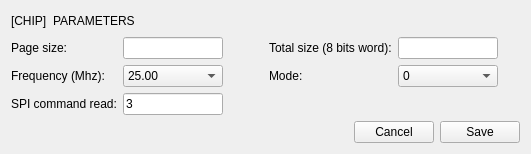
Before: the Qt Designer form gui_designer/gui_spi_settings.ui in serma-safety-security/hardsploit-gui-ruby, drawn with Qt 5.
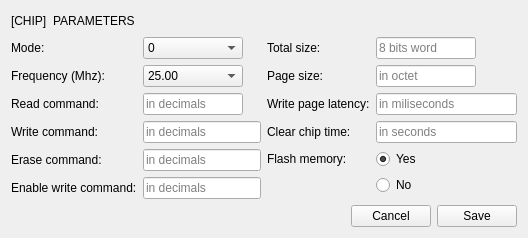
After: the same form once the commit is applied.

```diff
--- a/gui_designer/gui_spi_settings.ui
+++ b/gui_designer/gui_spi_settings.ui
@@ -6,8 +6,8 @@
    <rect>
     <x>0</x>
     <y>0</y>
-    <width>531</width>
-    <height>154</height>
+    <width>528</width>
+    <height>237</height>
    </rect>
   </property>
   <property name="windowTitle">
@@ -49,14 +49,14 @@
     <layout class="QHBoxLayout" name="hl2">
      <item>
       <layout class="QFormLayout" name="fl">
-       <item row="1" column="0">
+       <item row="2" column="0">
         <widget class="QLabel" name="lbl_frequency">
          <property name="text">
           <string>Frequency (Mhz):</string>
          </property>
         </widget>
        </item>
-       <item row="1" column="1">
+       <item row="2" column="1">
         <widget class="QComboBox" name="cbx_frequency">
          <property name="maximumSize">
           <size>
@@ -136,14 +136,14 @@
          </item>
         </widget>
        </item>
-       <item row="2" column="0">
+       <item row="3" column="0">
         <widget class="QLabel" name="lbl_cmd_read">
          <property name="text">
-          <string>SPI command read:</string>
+          <string>Read command:</string>
          </property>
         </widget>
        </item>
-       <item row="2" column="1">
+       <item row="3" column="1">
         <widget class="QLineEdit" name="lie_cmd_read">
          <property name="maximumSize">
           <size>
@@ -152,51 +152,47 @@
           </size>
          </property>
          <property name="text">
-          <string>3</string>
+          <string/>
          </property>
          <property name="maxLength">
           <number>5</number>
          </property>
+         <property name="placeholderText">
+          <string>in decimals</string>
+         </property>
         </widget>
        </item>
-       <item row="0" column="0">
-        <widget class="QLabel" name="lbl_page_size">
+       <item row="5" column="0">
+        <widget class="QLabel" name="lbl_cmd_erase">
          <property name="text">
-          <string>Page size:</string>
+          <string>Erase command:</string>
          </property>
         </widget>
        </item>
-       <item row="0" column="1">
-        <widget class="QLineEdit" name="lie_page_size">
-         <property name="maximumSize">
-          <size>
-           <width>100</width>
-           <height>16777215</height>
-          </size>
+       <item row="5" column="1">
+        <widget class="QLineEdit" name="lie_cmd_erase">
+         <property name="maxLength">
+          <number>5</number>
          </property>
+         <property name="placeholderText">
+          <string>in decimals</string>
+         </property>
         </widget>
        </item>
-      </layout>
-     </item>
-     <item>
-      <layout class="QFormLayout" name="fl2">
-       <item row="0" column="0">
-        <widget class="QLabel" name="lbl_total_size">
+       <item row="6" column="0">
+        <widget class="QLabel" name="lbl_cmd_write">
          <property name="text">
-          <string>Total size (8 bits word):</string>
+          <string>Enable write command:</string>
          </property>
         </widget>
        </item>
-       <item row="0" column="1">
-        <widget class="QLineEdit" name="lie_total_size">
-         <property name="maximumSize">
-          <size>
-           <width>100</width>
-           <height>16777215</height>
-          </size>
-         </property>
+       <item row="6" column="1">
+        <widget class="QLineEdit" name="lie_cmd_write_enable">
          <property name="maxLength">
-          <number>20</number>
+          <number>5</number>
+         </property>
+         <property name="placeholderText">
+          <string>in decimals</string>
          </property>
         </widget>
        </item>
@@ -235,6 +231,135 @@
            <string>3</string>
           </property>
          </item>
+        </widget>
+       </item>
+       <item row="4" column="0">
+        <widget class="QLabel" name="label">
+         <property name="text">
+          <string>Write command:</string>
+         </property>
+        </widget>
+       </item>
+       <item row="4" column="1">
+        <widget class="QLineEdit" name="lie_cmd_write">
+         <property name="placeholderText">
+          <string>in decimals</string>
+         </property>
+        </widget>
+       </item>
+      </layout>
+     </item>
+     <item>
+      <layout class="QFormLayout" name="fl2">
+       <item row="0" column="0">
+        <widget class="QLabel" name="lbl_total_size">
+         <property name="text">
+          <string>Total size:</string>
+         </property>
+        </widget>
+       </item>
+       <item row="0" column="1">
+        <widget class="QLineEdit" name="lie_total_size">
+         <property name="maximumSize">
+          <size>
+           <width>100</width>
+           <height>16777215</height>
+          </size>
+         </property>
+         <property name="maxLength">
+          <number>20</number>
+         </property>
+         <property name="placeholderText">
+          <string>8 bits word</string>
+         </property>
+        </widget>
+       </item>
+       <item row="1" column="0">
+        <widget class="QLabel" name="lbl_page_size">
+         <property name="text">
+          <string>Page size:</string>
+         </property>
+        </widget>
+       </item>
+       <item row="1" column="1">
+        <widget class="QLineEdit" name="lie_page_size">
+         <property name="maximumSize">
+          <size>
+           <width>100</width>
+           <height>16777215</height>
+          </size>
+         </property>
+         <property name="maxLength">
+          <number>10</number>
+         </property>
+         <property name="placeholderText">
+          <string>in octet</string>
+         </property>
+        </widget>
+       </item>
+       <item row="2" column="0">
+        <widget class="QLabel" name="label_2">
+         <property name="text">
+          <string>Write page latency:</string>
+         </property>
+        </widget>
+       </item>
+       <item row="2" column="1">
+        <widget class="QLineEdit" name="lie_write_page_latency">
+         <property name="maxLength">
+          <number>10</number>
+         </property>
+         <property name="placeholderText">
+          <string>in miliseconds</string>
+         </property>
+        </widget>
+       </item>
+       <item row="3" column="0">
+        <widget class="QLabel" name="label_3">
+         <property name="text">
+          <string>Clear chip time:</string>
+         </property>
+        </widget>
+       </item>
+       <item row="3" column="1">
+        <widget class="QLineEdit" name="lie_erase_time">
+         <property name="maxLength">
+          <number>10</number>
+         </property>
+         <property name="placeholderText">
+          <string>in seconds</string>
+         </property>
+        </widget>
+       </item>
+       <item row="4" column="0">
+        <widget class="QLabel" name="label_4">
+         <property name="text">
+          <string>Flash memory:</string>
+         </property>
+        </widget>
+       </item>
+       <item row="4" column="1">
+        <widget class="QRadioButton" name="rbn_yes">
+         <property name="text">
+          <string>Yes</string>
+         </property>
+         <property name="checked">
+          <bool>true</bool>
+         </property>
+        </widget>
+       </item>
+       <item row="5" column="0">
+        <widget class="QLabel" name="label_5">
+         <property name="text">
+          <string/>
+         </property>
+        </widget>
+       </item>
+       <item row="5" column="1">
+        <widget class="QRadioButton" name="rbn_no">
+         <property name="text">
+          <string>No</string>
+         </property>
         </widget>
        </item>
       </layout>
```
